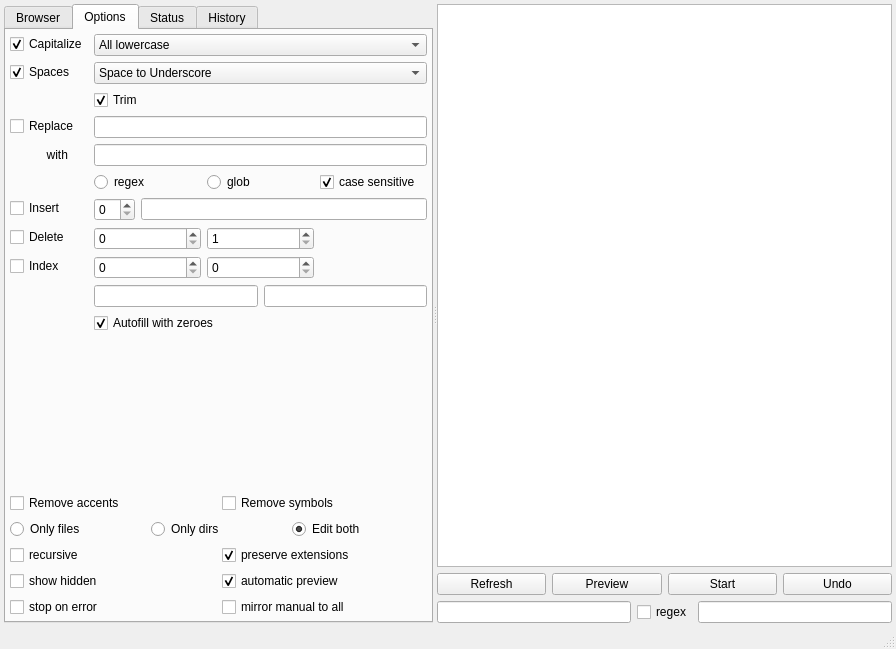
Old version of the form gui/filebrowser/filebrowser.ui in the repository gmdfalk/60-days-of-python.
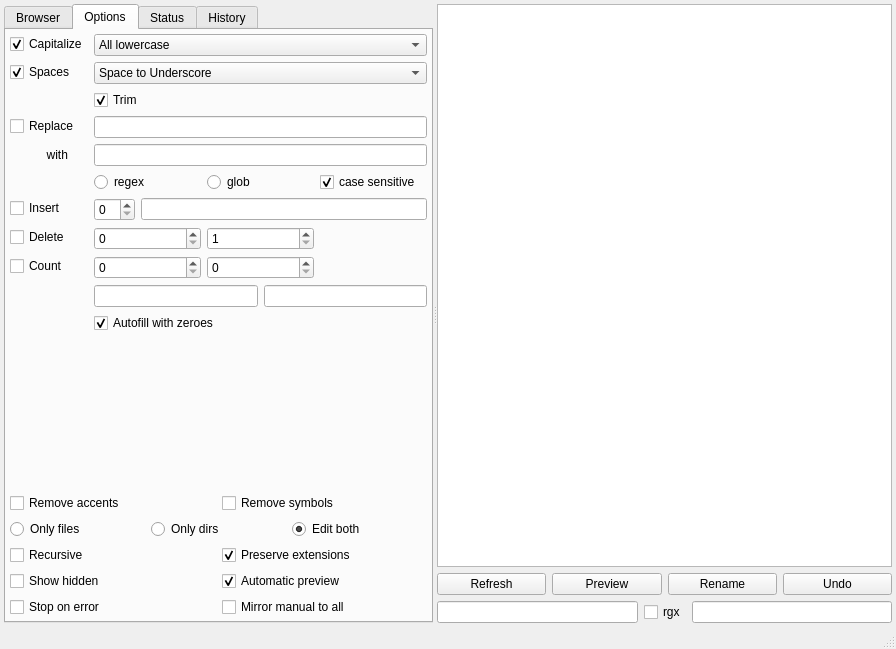
New version of the form.

The edit to the form file:
```diff
--- a/gui/filebrowser/filebrowser.ui
+++ b/gui/filebrowser/filebrowser.ui
@@ -273,7 +273,7 @@
              <item row="8" column="0">
               <widget class="QCheckBox" name="countcheck">
                <property name="text">
-                <string>Index</string>
+                <string>Count</string>
                </property>
               </widget>
              </item>
@@ -400,7 +400,7 @@
            <item row="1" column="1">
             <widget class="QCheckBox" name="previewcheck">
              <property name="text">
-              <string>automatic preview</string>
+              <string>Automatic preview</string>
              </property>
              <property name="checked">
               <bool>true</bool>
@@ -410,35 +410,35 @@
            <item row="2" column="0">
             <widget class="QCheckBox" name="stopcheck">
              <property name="text">
-              <string>stop on error</string>
+              <string>Stop on error</string>
              </property>
             </widget>
            </item>
            <item row="1" column="0">
             <widget class="QCheckBox" name="hiddencheck">
              <property name="text">
-              <string>show hidden</string>
+              <string>Show hidden</string>
              </property>
             </widget>
            </item>
            <item row="2" column="1">
             <widget class="QCheckBox" name="mirrorcheck">
              <property name="text">
-              <string>mirror manual to all</string>
+              <string>Mirror manual to all</string>
              </property>
             </widget>
            </item>
            <item row="0" column="0">
             <widget class="QCheckBox" name="recursivecheck">
              <property name="text">
-              <string>recursive</string>
+              <string>Recursive</string>
              </property>
             </widget>
            </item>
            <item row="0" column="1">
             <widget class="QCheckBox" name="extensioncheck">
              <property name="text">
-              <string>preserve extensions</string>
+              <string>Preserve extensions</string>
              </property>
              <property name="checked">
               <bool>true</bool>
@@ -510,7 +510,7 @@
           <item>
            <widget class="QPushButton" name="startbutton">
             <property name="text">
-             <string>Start</string>
+             <string>Rename</string>
             </property>
            </widget>
           </item>
@@ -531,7 +531,7 @@
           <item>
            <widget class="QCheckBox" name="regexcheck">
             <property name="text">
-             <string>regex</string>
+             <string>rgx</string>
             </property>
            </widget>
           </item>
```
Left out of the diff: 54 changed lines with no effect on the pictures.
